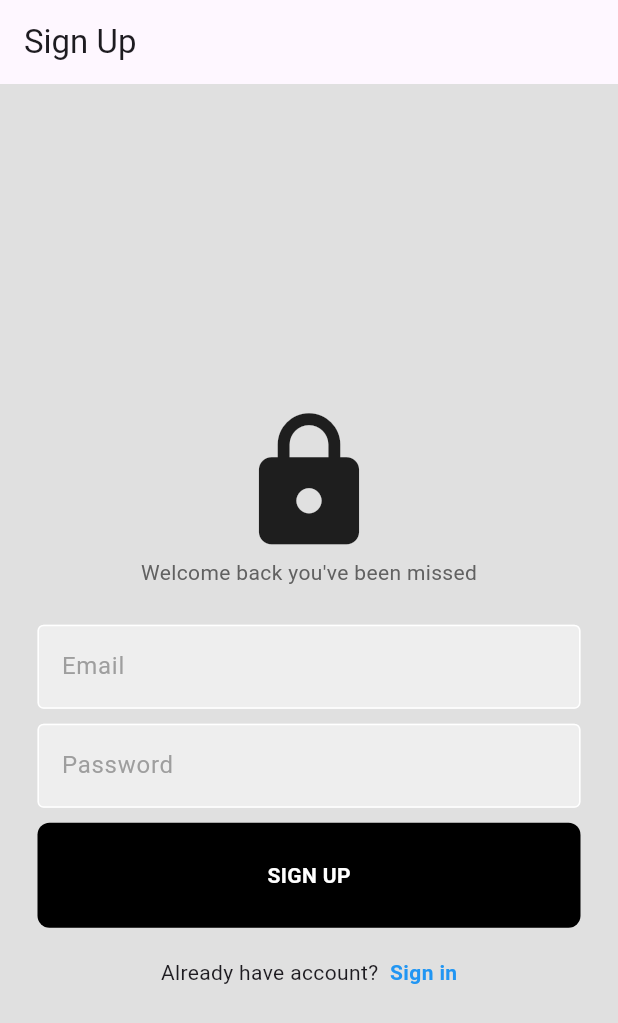
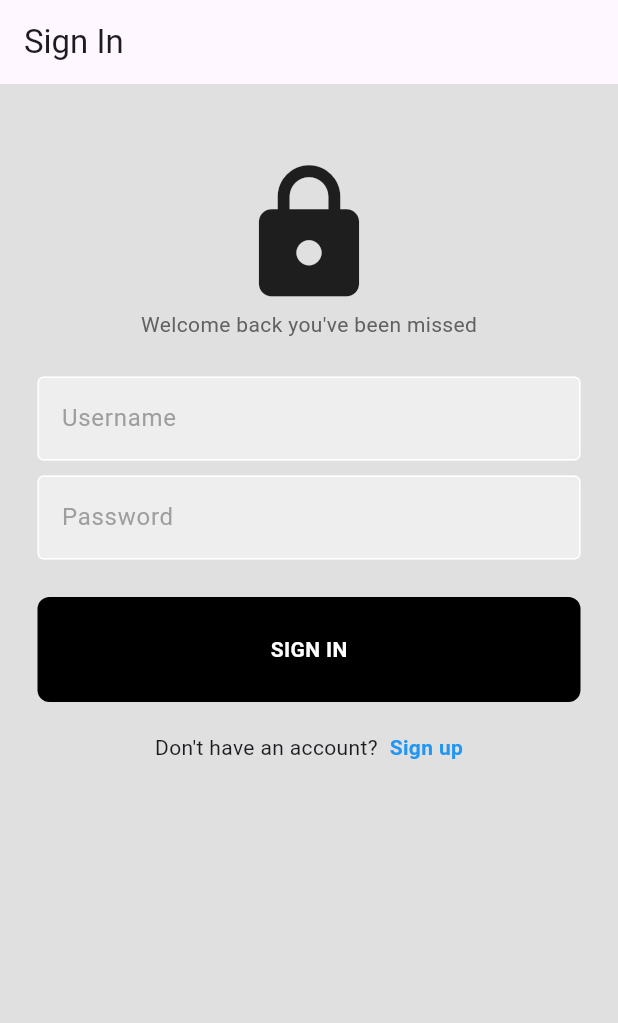
Before and after one commit to BuiHuyTam/flutter_amplify, a Flutter app: the screen it shows after launch, on a phone screen of 412 x 824 dp. Shown: the top 1023 px of the screen. Run offline on Flutter 3.47's test engine with Material 3 defaults, Android fonts, the phone set to English and light mode, and no system bars; missing offline and left inert: amplify_auth_cognito, amplify_core, amplify_flutter.

Commit message:
fix: edit page routing

```diff
--- a/lib/components/my_button.dart
+++ b/lib/components/my_button.dart
@@ -2,7 +2,8 @@ import 'package:flutter/material.dart';
 
 class MyButton extends StatelessWidget {
   final Function()? onTap;
-  MyButton({super.key, required this.onTap});
+  final String text;
+  MyButton({super.key, required this.onTap, required this.text});
 
   @override
   Widget build(BuildContext context) {
@@ -15,7 +16,7 @@ class MyButton extends StatelessWidget {
             color: Colors.black, borderRadius: BorderRadius.circular(8)),
         child: Center(
           child: Text(
-            "SIGN UP",
+            text,
             style: TextStyle(color: Colors.white, fontWeight: FontWeight.bold),
           ),
         ),
--- a/lib/main.dart
+++ b/lib/main.dart
@@ -1,9 +1,8 @@
-import 'package:amplify_auth/screens/signup_page.dart';
 import 'package:amplify_auth_cognito/amplify_auth_cognito.dart';
 import 'package:amplify_core/amplify_core.dart';
 import 'package:flutter/material.dart';
 import 'package:amplify_auth/amplifyconfiguration.dart';
-import 'package:amplify_auth/screens/login_screen.dart';
+import 'package:amplify_auth/pages/login_page.dart';
 
 void main() {
   runApp(
@@ -30,8 +29,6 @@ class _AmplifyTODOState extends State<AmplifyTODO> {
     try {
       final auth = AmplifyAuthCognito();
       await Amplify.addPlugin(auth);
-
-      // call Amplify.configure to use the initialized categories in your app
       await Amplify.configure(amplifyconfig);
     } on Exception catch (e) {
       safePrint('An error occurred configuring Amplify: $e');
@@ -48,7 +45,7 @@ class _AmplifyTODOState extends State<AmplifyTODO> {
   Widget build(BuildContext context) {
     return MaterialApp(
       debugShowCheckedModeBanner: false,
-      home: SignupPage(),
+      home: LogInPage(),
     );
   }
 }
--- /dev/null
+++ b/lib/pages/login_page.dart
@@ -0,0 +1,111 @@
+import 'package:amplify_auth/components/my_button.dart';
+import 'package:amplify_auth/components/my_textfield.dart';
+import 'package:amplify_auth/pages/home_page.dart';
+import 'package:amplify_auth/pages/signup_page.dart';
+import 'package:flutter/cupertino.dart';
+import 'package:flutter/material.dart';
+import 'package:amplify_auth_cognito/amplify_auth_cognito.dart';
+import 'package:amplify_flutter/amplify_flutter.dart';
+
+class LogInPage extends StatelessWidget {
+  final emailController = TextEditingController();
+  final usernameController = TextEditingController();
+  final passwordController = TextEditingController();
+  final codeController = TextEditingController();
+  LogInPage({super.key});
+
+  Future<void> _signInUser(BuildContext context) async {
+    final username = usernameController.text;
+    final password = passwordController.text;
+    try {
+      final result = await Amplify.Auth.signIn(
+        username: username,
+        password: password,
+      );
+      if (result.isSignedIn) {
+        Navigator.push(
+            context, MaterialPageRoute(builder: (context) => const HomePage()));
+        print("Sign in successfully");
+      } else {
+        print("Please check your email or password again");
+      }
+    } on AuthException catch (e) {
+      safePrint('Error signing in user: ${e.message}');
+    }
+  }
+
+  @override
+  Widget build(BuildContext context) {
+    return Scaffold(
+      backgroundColor: Colors.grey[300],
+      appBar: AppBar(
+        title: Text("Sign In"),
+      ),
+      body: Column(
+        // mainAxisAlignment: MainAxisAlignment.center,
+        children: [
+          SizedBox(
+            height: 50,
+          ),
+          // logo
+          const Icon(
+            Icons.lock,
+            size: 100,
+          ),
+          // Welcome text
+          Text(
+            "Welcome back you've been missed",
+            style: TextStyle(color: Colors.grey[700]),
+          ),
+          SizedBox(
+            height: 25,
+          ),
+          MyTextField(
+              controller: usernameController,
+              hintText: "Username",
+              obscurText: false),
+          SizedBox(
+            height: 10,
+          ),
+          // password text field
+          MyTextField(
+            controller: passwordController,
+            hintText: "Password",
+            obscurText: true,
+          ),
+          SizedBox(
+            height: 25,
+          ),
+          //sign up button
+          MyButton(
+            text: "SIGN IN",
+            onTap: () => _signInUser(context),
+          ),
+          SizedBox(
+            height: 20,
+          ),
+          Row(
+            mainAxisAlignment: MainAxisAlignment.center,
+            children: [
+              Text("Don't have an account? "),
+              const SizedBox(
+                width: 4,
+              ),
+              GestureDetector(
+                onTap: () {
+                  Navigator.push(context,
+                      MaterialPageRoute(builder: (context) => SignupPage()));
+                },
+                child: Text(
+                  "Sign up",
+                  style: TextStyle(
+                      color: Colors.blue, fontWeight: FontWeight.bold),
+                ),
+              )
+            ],
+          )
+        ],
+      ),
+    );
+  }
+}
--- a/lib/utils/email_validator.dart
+++ /dev/null
@@ -1,5 +0,0 @@
-bool validateEmail(String email) {
-  return RegExp(
-          r"^[a-zA-Z0-9.a-zA-Z0-9.!#$%&'*+-/=?^_`{|}~]+@[a-zA-Z0-9]+\.[a-zA-Z]+")
-      .hasMatch(email);
-}
```
Also changed, not shown: lib/pages/home_page.dart (added, +14 -0 lines), lib/pages/signup_page.dart (renamed from lib/screens/signup_page.dart, +45 -12 lines), lib/screens/confirmation_page.dart (deleted, +0 -42 lines), lib/screens/email_confirmation_screen.dart (deleted, +0 -76 lines), lib/screens/login_page.dart (deleted, +0 -10 lines), lib/screens/login_screen.dart (deleted, +0 -80 lines), lib/screens/main_screen.dart (deleted, +0 -37 lines), lib/screens/signup_screen.dart (deleted, +0 -82 lines), lib/pages/test.dart (renamed from lib/screens/test.dart).
